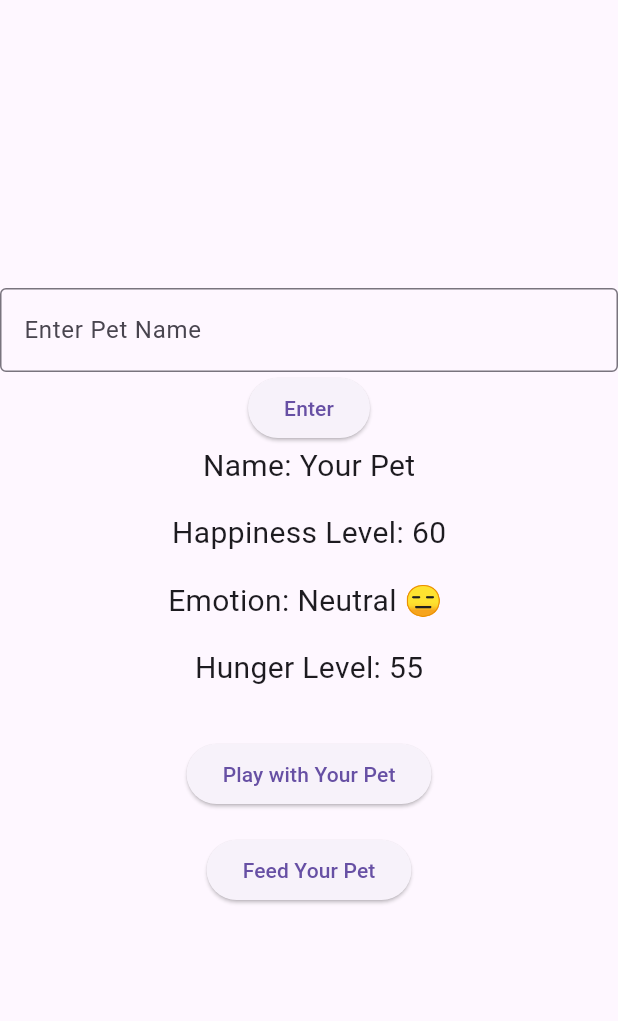
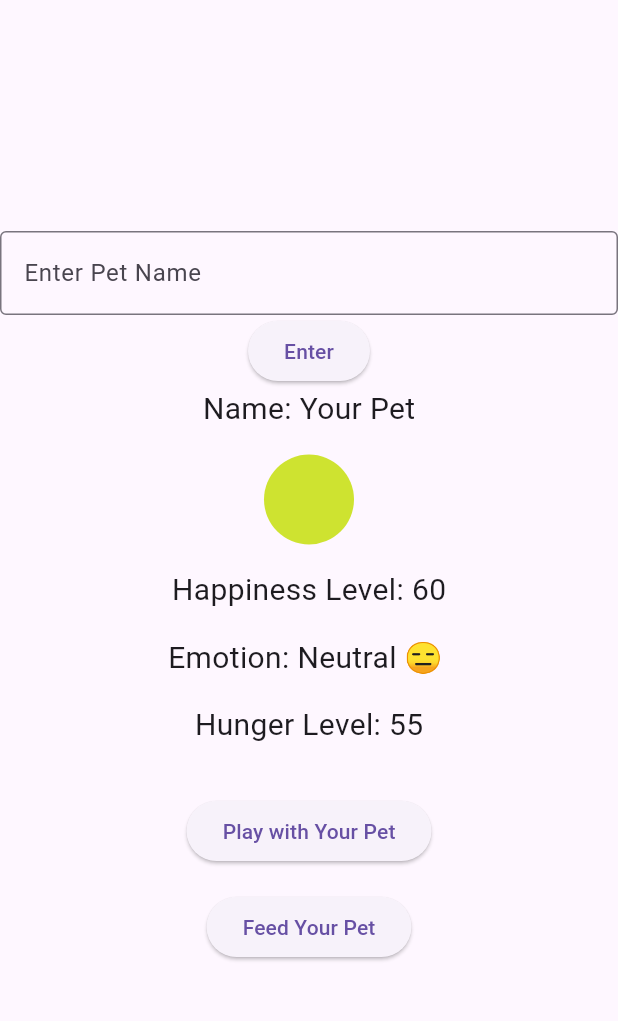
Before and after one commit to frastydragon/petapp, a Flutter app: the screen it shows after launch, after a tap on "Play with Your Pet", on a phone screen of 412 x 824 dp, the part 63-1084 px from its top. Run offline on Flutter 3.47's test engine with Material 3 defaults, Android fonts, the phone set to English and light mode, and no system bars.

Commit message:
new update

```diff
--- a/digital_pet_app/lib/main.dart
+++ b/digital_pet_app/lib/main.dart
@@ -1,5 +1,8 @@
 import 'package:flutter/material.dart';
 import 'dart:async';
+
+//Meissen Hsu
+// Samuel Akinniyi
 void main() {
 
   runApp(MaterialApp(
@@ -18,7 +21,10 @@ class _DigitalPetAppState extends State<DigitalPetApp> {
   int hungerLevel = 50;
   String emotion = '';
   bool enable = true;
-
+  Color color = const Color.fromARGB(255, 255, 0, 0);
+  int red = 0;
+  int b = 0;
+  int g = 0;
   Timer? timer;
   int seconds=10;
 
@@ -50,6 +56,8 @@ class _DigitalPetAppState extends State<DigitalPetApp> {
     }
     );
   }
+
+
 // Function to decrease hunger and update happiness when feeding the pet
   void _feedPet() {
     setState(() {
@@ -61,12 +69,15 @@ class _DigitalPetAppState extends State<DigitalPetApp> {
   void _updateEmotion(){
     if (happinessLevel > 70) {
       emotion = "Happy 😊😊";
+      color = const Color.fromARGB(255, 10, 151, 50);
     }
       else if (happinessLevel < 30) {
       emotion = "Sad 😢" ;
+      color = const Color.fromARGB(255, 255, 0, 0);
     }
     else if (happinessLevel > 30 || happinessLevel < 70 ) {
       emotion = "Neutral 😑";
+      color = const Color.fromARGB(255, 206, 227, 48);
     }
 
   }
@@ -130,6 +141,18 @@ class _DigitalPetAppState extends State<DigitalPetApp> {
         ),
         SizedBox(height: 16.0),
 
+        Container(
+          width: 60,
+          height: 60,
+          decoration:  BoxDecoration(
+
+            shape: BoxShape.circle,
+            color: color
+          ),
+
+
+        ),
+        SizedBox(height: 16.0),
         Text(
           'Happiness Level: $happinessLevel',
           style: TextStyle(fontSize: 20.0),
```
